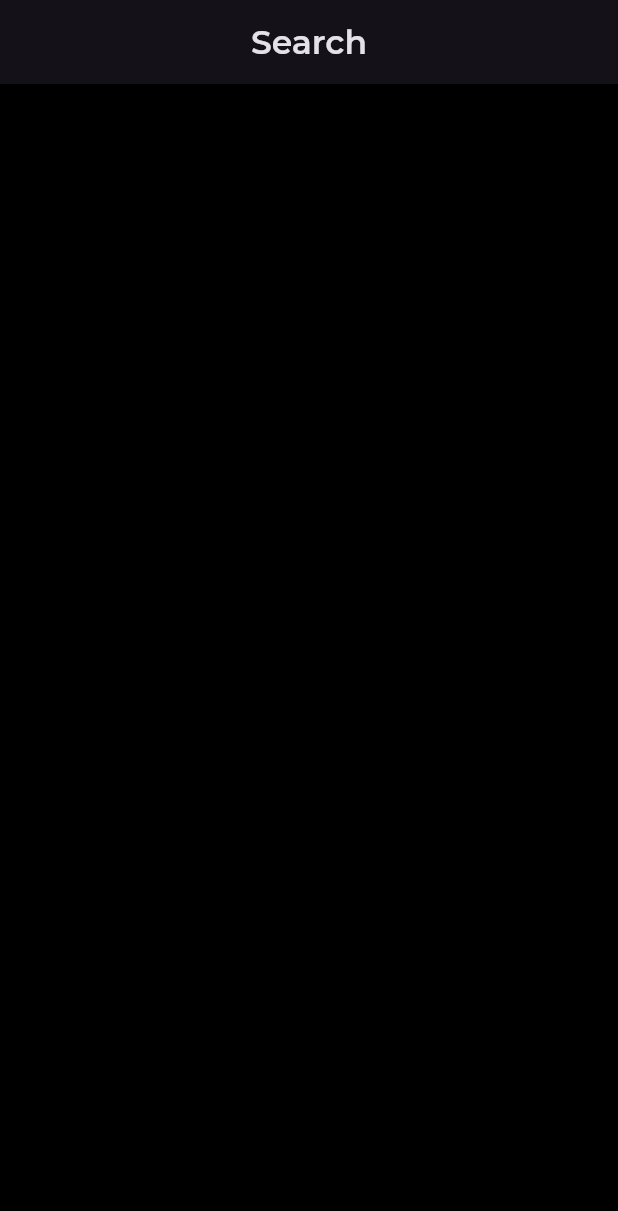
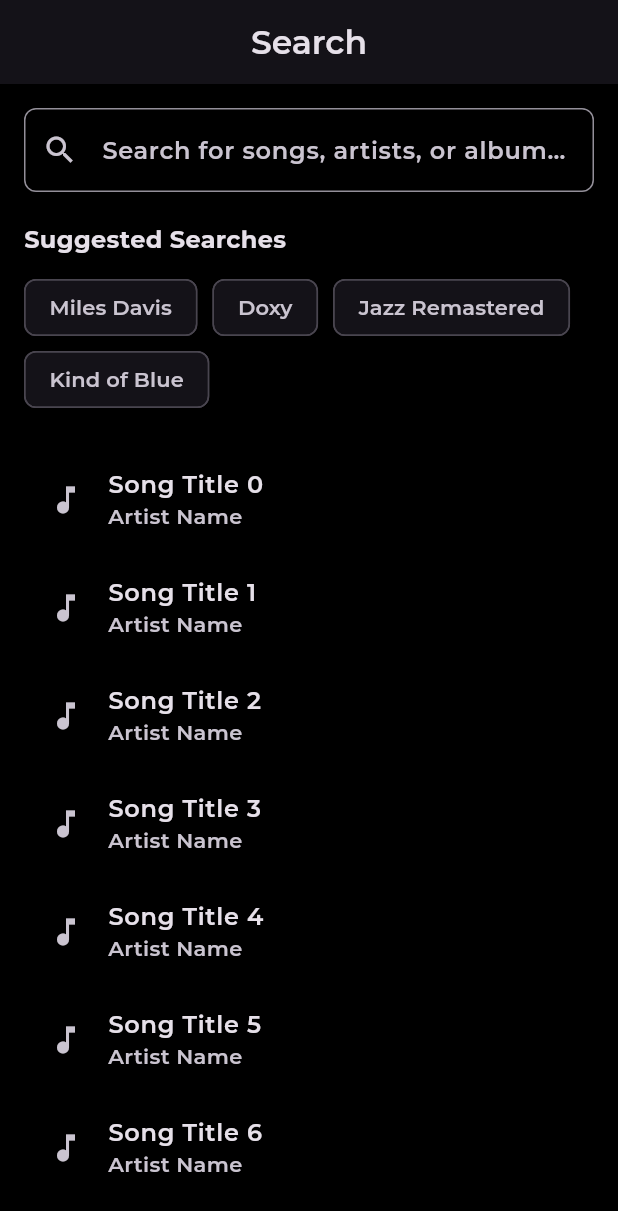
Before and after one commit to gideonladiyo/Spotify_Clone_Kelompok7_PPB, a Flutter app: the SearchPage screen opened directly, on a phone screen of 412 x 824 dp. Shown: the top 1211 px of the screen. Run offline on Flutter 3.47's test engine with Material 3 defaults, Android fonts, the light colour scheme and no system bars; our stand-ins replace audio_video_progress_bar, audioplayers, google_fonts, palette_generator; missing offline and left inert: spotify, youtube_explode_dart; network calls fail; project files that could hold a hidden picture were left out.

Commit message:
search page

```diff
--- a/lib/presentation/search/search_page.dart
+++ b/lib/presentation/search/search_page.dart
@@ -15,7 +15,65 @@ class _SearchPageState extends State<SearchPage> {
         title: Text("Search"),
         centerTitle: true,
       ),
-      body: Center(),
+      body: Padding(
+        padding: const EdgeInsets.all(16.0),
+        child: Column(
+          crossAxisAlignment: CrossAxisAlignment.start,
+          children: [
+            // Search Bar
+            TextField(
+              decoration: InputDecoration(
+                hintText: 'Search for songs, artists, or albums...',
+                prefixIcon: Icon(Icons.search),
+                border: OutlineInputBorder(
+                  borderRadius: BorderRadius.circular(8.0),
+                ),
+              ),
+              onChanged: (value) {
+                // Handle search input
+              },
+            ),
+            SizedBox(height: 20),
+
+            // Suggested Searches (Example Data)
+            Text(
+              'Suggested Searches',
+              style: TextStyle(
+                fontSize: 16,
+                fontWeight: FontWeight.bold,
+              ),
+            ),
+            SizedBox(height: 10),
+            Wrap(
+              spacing: 10,
+              children: [
+                Chip(label: Text('Miles Davis')),
+                Chip(label: Text('Doxy')),
+                Chip(label: Text('Jazz Remastered')),
+                Chip(label: Text('Kind of Blue')),
+              ],
+            ),
+            SizedBox(height: 20),
+
+            // Search Results (Example Data)
+            Expanded(
+              child: ListView.builder(
+                itemCount: 10, // Replace with actual result count
+                itemBuilder: (context, index) {
+                  return ListTile(
+                    leading: Icon(Icons.music_note),
+                    title: Text('Song Title $index'),
+                    subtitle: Text('Artist Name'),
+                    onTap: () {
+                      // Handle tap on search result
+                    },
+                  );
+                },
+              ),
+            ),
+          ],
+        ),
+      ),
     );
   }
 }
```
